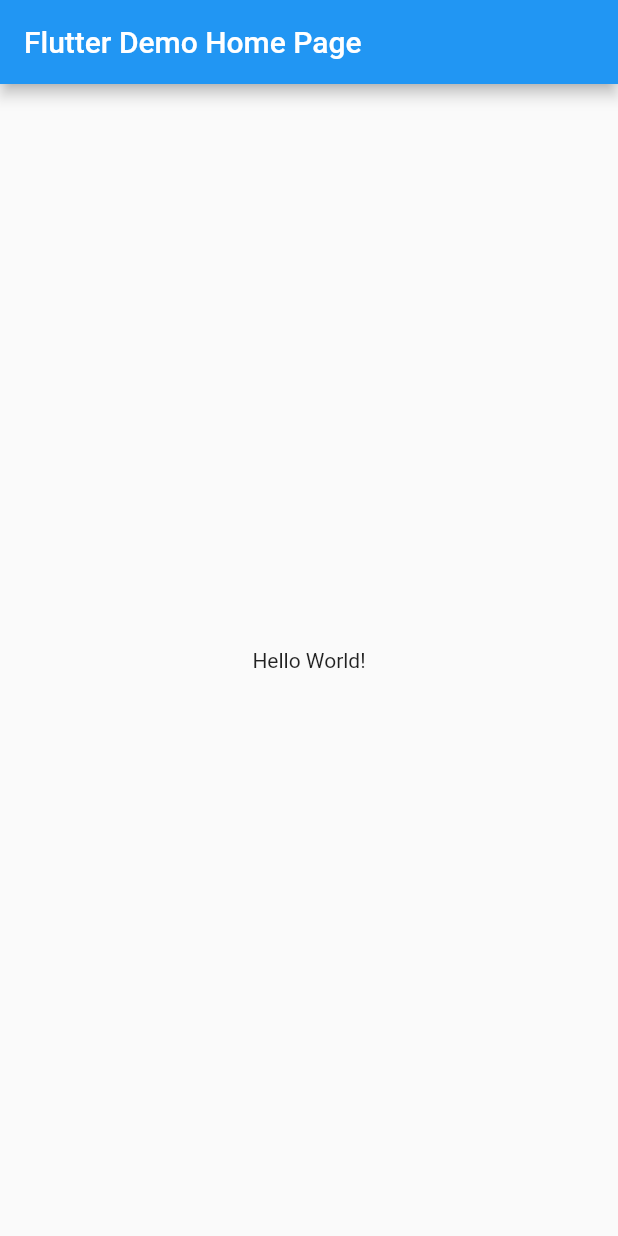
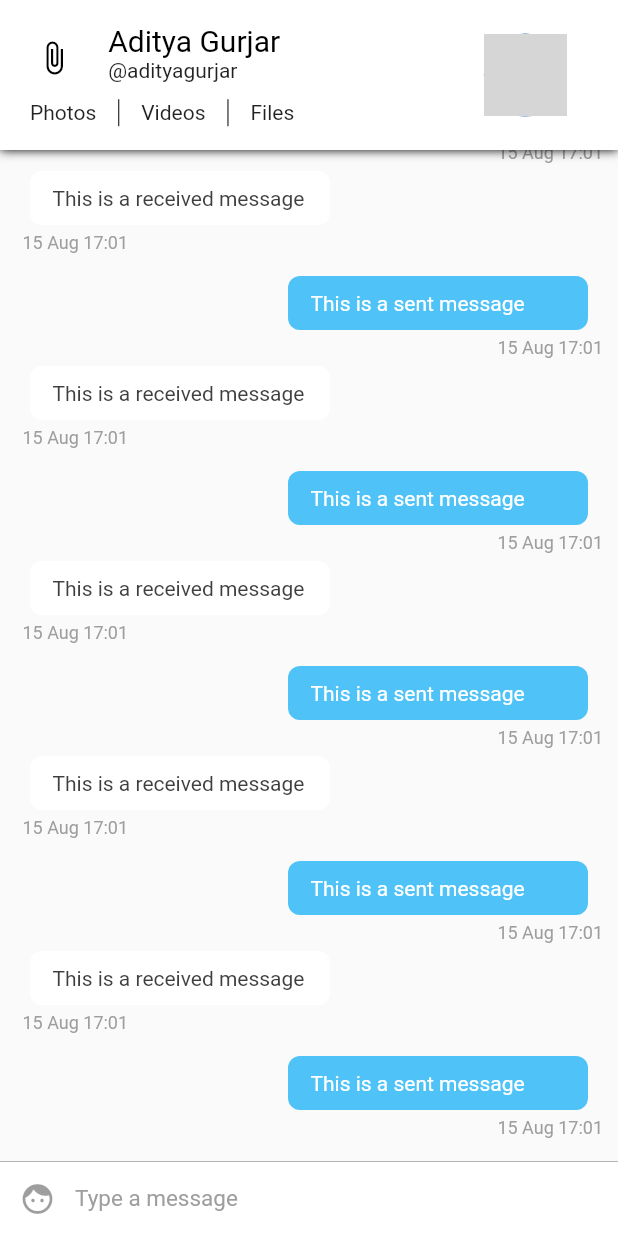
Before and after one commit to firovski/DEVLLY_FLUTTER_CHAT, a Flutter app: the screen it shows after launch, on a phone screen of 412 x 824 dp. Run offline on Flutter 3.47's test engine with Material 2 defaults, Android fonts, the phone set to English and light mode, and no system bars; grey boxes are pictures that could not be loaded.

Commit message:
Build the Conversation screen initiate the assets.

```diff
--- /dev/null
+++ b/lib/config/Assets.dart
@@ -0,0 +1,7 @@
+class Assets{
+  static const String user = 'assets/user.png';
+  static const String app_icon = 'assets/launcher/ic_launcher.png';
+  static const String app_icon_fg = 'assets/launcher/ic_foreground.png';
+  static const String app_icon_bg = 'assets/launcher/ic_background.png';
+  static const String google_button = 'assets/google.png';
+}
--- /dev/null
+++ b/lib/config/Palette.dart
@@ -0,0 +1,21 @@
+import 'package:flutter/material.dart';
+
+// Color palette for the app
+class Palette{
+  static Color primaryColor = Colors.white;
+  static Color accentColor =  Color(0xff4fc3f7);
+  static Color gradientStartColor = accentColor;
+  static Color gradientEndColor = Color(0xff6aa8fd);
+  static Color secondaryColor = Colors.black;
+  static Color primaryTextColor = Colors.black;
+  static Color primaryTextColorLight = Colors.white;
+  static Color secondaryTextColor = Colors.black87;
+  static Color secondaryTextColorLight = Colors.white70;
+  static Color primaryBackgroundColor = Colors.white;
+  static Color selfMessageBackgroundColor = Color(0xff4fc3f7);
+  static Color otherMessageBackgroundColor = Colors.white;
+  static Color selfMessageColor = Colors.white;
+  static Color otherMessageColor = Color(0xff3f3f3f);
+  static Color greyColor = Colors.grey;
+  static Color chatBackgroundColor = Color(0xfffafafa)  ;
+}
--- a/lib/main.dart
+++ b/lib/main.dart
@@ -1,3 +1,4 @@
+import 'package:devlly_chat_app/pages/ConversationPage.dart';
 import 'package:flutter/material.dart';
 
 void main() => runApp(MyApp());
@@ -33,24 +34,6 @@ class _MyHomePageState extends State<MyHomePage> {
   @override
   Widget build(BuildContext context) {
 
-    return Scaffold(
-      appBar: AppBar(
-
-        title: Text(widget.title),
-      ),
-      body: Center(
-
-        child: Column(
-
-          mainAxisAlignment: MainAxisAlignment.center,
-          children: <Widget>[
-            Text(
-              'Hello World!',
-            ),
-
-          ],
-        ),
-      ),
-    );
+    return ConversationPage();
   }
 }
--- /dev/null
+++ b/lib/pages/ConversationPage.dart
@@ -0,0 +1,33 @@
+import 'package:devlly_chat_app/widgets/ChatAppBar.dart';
+import 'package:devlly_chat_app/widgets/ChatListWidget.dart';
+import 'package:devlly_chat_app/widgets/InputWidget.dart';
+import 'package:flutter/material.dart';
+
+
+class ConversationPage extends StatefulWidget {
+  @override
+  _ConversationPageState createState() => _ConversationPageState();
+}
+
+class _ConversationPageState extends State<ConversationPage> {
+
+  @override
+  Widget build(BuildContext context) {
+    return SafeArea(
+        child: Scaffold(
+            appBar: ChatAppBar(), // Custom app bar for chat screen
+            body: Stack(children: <Widget>[
+              Column(
+                children: <Widget>[
+                  ChatListWidget(),//Chat list
+                  InputWidget() // The input widget
+                ],
+              ),
+            ]
+            )
+        )
+    );
+  }
+
+
+}
--- /dev/null
+++ b/lib/pages/ConversationPageList.dart
@@ -0,0 +1,24 @@
+import 'package:flutter/material.dart';
+import 'ConversationPage.dart';
+
+class ConversationPageList extends StatefulWidget {
+
+  @override
+  _ConversationPageListState createState() => _ConversationPageListState();
+}
+
+class _ConversationPageListState extends State<ConversationPageList> {
+
+  @override
+  Widget build(BuildContext context) {
+    return PageView(
+      children: <Widget>[
+        ConversationPage(),
+        ConversationPage(),
+        ConversationPage()
+      ],
+    );
+
+
+  }
+}
--- /dev/null
+++ b/lib/widgets/ChatAppBar.dart
@@ -0,0 +1,101 @@
+import 'package:flutter/material.dart';
+import 'package:devlly_chat_app/config/Assets.dart';
+import 'package:devlly_chat_app/config/Palette.dart';
+
+class ChatAppBar extends StatelessWidget implements PreferredSizeWidget {
+  final double height = 100;
+  @override
+  Widget build(BuildContext context) {
+    var textHeading = TextStyle(color: Palette.primaryTextColor, fontSize: 20); // Text style for the name
+    var textStyle = TextStyle(color: Palette.secondaryTextColor); // Text style for everything else
+
+    double width = MediaQuery.of(context).size.width; // calculate the screen width
+    return Material(
+        child: Container(
+            decoration: new BoxDecoration(boxShadow: [ //adds a shadow to the appbar
+              new BoxShadow(
+                color: Colors.black,
+                blurRadius: 5.0,
+              )]),
+            child:  Container(
+                color: Palette.primaryBackgroundColor,
+                child: Row(children: <Widget>[
+                  Expanded( //we're dividing the appbar into 7 : 3 ratio. 7 is for content and 3 is for the display picture.
+                      flex: 7,
+                      child: Center(
+                          child: Column(
+                            mainAxisSize: MainAxisSize.min,
+                            children: <Widget>[
+                              Container(
+                                  height: 70 - (width * .06),
+                                  child: Row(
+                                    crossAxisAlignment: CrossAxisAlignment.start,
+                                    children: <Widget>[
+                                      Expanded(
+                                          flex: 2,
+                                          child: Center(
+                                              child: Icon(
+                                                Icons.attach_file,
+                                                color: Palette.secondaryColor,
+                                              ))),
+                                      Expanded(
+                                          flex: 6,
+                                          child: Container(
+                                              child: Column(
+                                                crossAxisAlignment:
+                                                CrossAxisAlignment.start,
+                                                mainAxisAlignment: MainAxisAlignment.center,
+                                                mainAxisSize: MainAxisSize.min,
+                                                children: <Widget>[
+                                                  Text('Aditya Gurjar', style: textHeading),
+                                                  Text('@adityagurjar', style: textStyle)
+                                                ],
+                                              ))),
+                                    ],
+                                  )),
+                              //second row containing the buttons for media
+                              Container(
+                                  height: 23,
+                                  padding: EdgeInsets.fromLTRB(20, 5, 5, 0),
+                                  child: Row(
+                                    mainAxisAlignment: MainAxisAlignment.start,
+                                    crossAxisAlignment: CrossAxisAlignment.center,
+                                    children: <Widget>[
+                                      Text(
+                                        'Photos',
+                                        style: textStyle,
+                                      ),
+                                      VerticalDivider(
+                                        width: 30,
+                                        color: Palette.primaryTextColor,
+                                      ),
+                                      Text(
+                                        'Videos',
+                                        style: textStyle,
+                                      ),
+                                      VerticalDivider(
+                                        width: 30,
+                                        color: Palette.primaryTextColor,
+                                      ),
+                                      Text('Files', style: textStyle)
+                                    ],
+                                  )),
+                            ],
+                          ))),
+                  //This is the display picture
+                  Expanded(
+                      flex: 3,
+                      child: Container(
+                          child: Center(
+                              child: CircleAvatar(
+                                radius: (80 - (width * .06)) / 2,
+                                backgroundImage: Image.asset(
+                                  Assets.user,
+                                ).image,
+                              )))),
+                ]))));
+  }
+
+  @override
+  Size get preferredSize => Size.fromHeight(height);
+}
--- /dev/null
+++ b/lib/widgets/ChatItemWidget.dart
@@ -0,0 +1,89 @@
+import 'package:flutter/material.dart';
+import 'package:devlly_chat_app/config/Palette.dart';
+import 'package:intl/intl.dart';
+
+class ChatItemWidget extends StatelessWidget{
+  var index;
+
+  ChatItemWidget(this.index);
+
+  @override
+  Widget build(BuildContext context) {
+    // TODO: implement build
+    if (index % 2 == 0) {
+      //This is the sent message. We'll later use data from firebase instead of index to determine the message is sent or received.
+      return Container(
+          child: Column(children: <Widget>[
+            Row(
+              children: <Widget>[
+                Container(
+                  child: Text(
+                    'This is a sent message',
+                    style: TextStyle(color: Palette.selfMessageColor),
+                  ),
+                  padding: EdgeInsets.fromLTRB(15.0, 10.0, 15.0, 10.0),
+                  width: 200.0,
+                  decoration: BoxDecoration(
+                      color: Palette.selfMessageBackgroundColor,
+                      borderRadius: BorderRadius.circular(8.0)),
+                  margin: EdgeInsets.only(right: 10.0),
+                )
+              ],
+              mainAxisAlignment:
+              MainAxisAlignment.end, // aligns the chatitem to right end
+            ),
+            Row(
+                mainAxisAlignment: MainAxisAlignment.end,
+                children: <Widget>[
+                  Container(
+                    child: Text(
+                      DateFormat('dd MMM kk:mm')
+                          .format(DateTime.fromMillisecondsSinceEpoch(1565888474278)),
+                      style: TextStyle(
+                          color: Palette.greyColor,
+                          fontSize: 12.0,
+                          fontStyle: FontStyle.normal),
+                    ),
+                    margin: EdgeInsets.only(left: 5.0, top: 5.0, bottom: 5.0),
+                  )])
+          ]));
+    } else {
+      // This is a received message
+      return Container(
+        child: Column(
+          children: <Widget>[
+            Row(
+              children: <Widget>[
+                Container(
+                  child: Text(
+                    'This is a received message',
+                    style: TextStyle(color: Palette.otherMessageColor),
+                  ),
+                  padding: EdgeInsets.fromLTRB(15.0, 10.0, 15.0, 10.0),
+                  width: 200.0,
+                  decoration: BoxDecoration(
+                      color: Palette.otherMessageBackgroundColor,
+                      borderRadius: BorderRadius.circular(8.0)),
+                  margin: EdgeInsets.only(left: 10.0),
+                )
+              ],
+            ),
+            Container(
+              child: Text(
+                DateFormat('dd MMM kk:mm')
+                    .format(DateTime.fromMillisecondsSinceEpoch(1565888474278)),
+                style: TextStyle(
+                    color: Palette.greyColor,
+                    fontSize: 12.0,
+                    fontStyle: FontStyle.normal),
+              ),
+              margin: EdgeInsets.only(left: 5.0, top: 5.0, bottom: 5.0),
+            )
+          ],
+          crossAxisAlignment: CrossAxisAlignment.start,
+        ),
+        margin: EdgeInsets.only(bottom: 10.0),
+      );
+    }  }
+
+}
--- /dev/null
+++ b/lib/widgets/ChatListWidget.dart
@@ -0,0 +1,20 @@
+import 'package:flutter/material.dart';
+
+import 'ChatItemWidget.dart';
+
+
+class ChatListWidget extends StatelessWidget{
+  final ScrollController listScrollController = new ScrollController();
+  @override
+  Widget build(BuildContext context) {
+    // TODO: implement build
+    return Flexible(
+        child: ListView.builder(
+          padding: EdgeInsets.all(10.0),
+          itemBuilder: (context, index) => ChatItemWidget(index),
+          itemCount: 20,
+          reverse: true,
+          controller: listScrollController,
+        ));
+  }
+}
--- /dev/null
+++ b/lib/widgets/InputWidget.dart
@@ -0,0 +1,60 @@
+import 'package:devlly_chat_app/config/Palette.dart';
+import 'package:flutter/material.dart';
+
+class InputWidget extends StatelessWidget {
+
+  final TextEditingController textEditingController = new TextEditingController();
+
+  @override
+  Widget build(BuildContext context) {
+    return Container(
+      child: Row(
+        children: <Widget>[
+          Material(
+            child: new Container(
+              margin: new EdgeInsets.symmetric(horizontal: 1.0),
+              child: new IconButton(
+                icon: new Icon(Icons.face),
+                color: Palette.primaryColor,
+              ),
+            ),
+            color: Colors.white,
+          ),
+
+          // Text input
+          Flexible(
+            child: Container(
+              child: TextField(
+                style: TextStyle(color: Palette.primaryTextColor, fontSize: 15.0),
+                controller: textEditingController,
+                decoration: InputDecoration.collapsed(
+                  hintText: 'Type a message',
+                  hintStyle: TextStyle(color: Palette.greyColor),
+                ),
+              ),
+            ),
+          ),
+
+          // Send Message Button
+          Material(
+            child: new Container(
+              margin: new EdgeInsets.symmetric(horizontal: 8.0),
+              child: new IconButton(
+                icon: new Icon(Icons.send),
+                onPressed: () => {},
+                color: Palette.primaryColor,
+              ),
+            ),
+            color: Colors.white,
+          ),
+        ],
+      ),
+      width: double.infinity,
+      height: 50.0,
+      decoration: new BoxDecoration(
+          border: new Border(
+              top: new BorderSide(color: Palette.greyColor, width: 0.5)),
+          color: Colors.white),
+    );
+  }
+}
--- a/pubspec.yaml
+++ b/pubspec.yaml
@@ -23,6 +23,8 @@ dependencies:
   # The following adds the Cupertino Icons font to your application.
   # Use with the CupertinoIcons class for iOS style icons.
   cupertino_icons: ^0.1.2
+  intl: ^0.16.0
+
 
 dev_dependencies:
   flutter_test:
```
Also changed, not shown: pubspec.lock.
